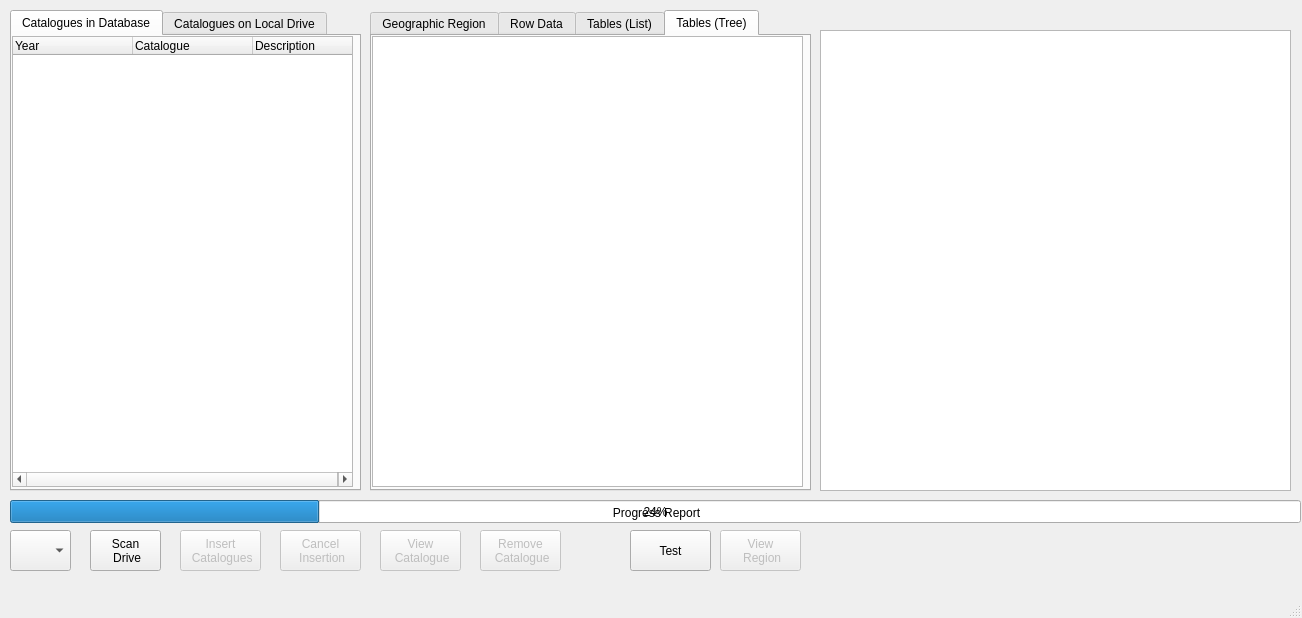
Qt form mainwindow.ui (JBs197/SCDA-Explorer) before a commit.
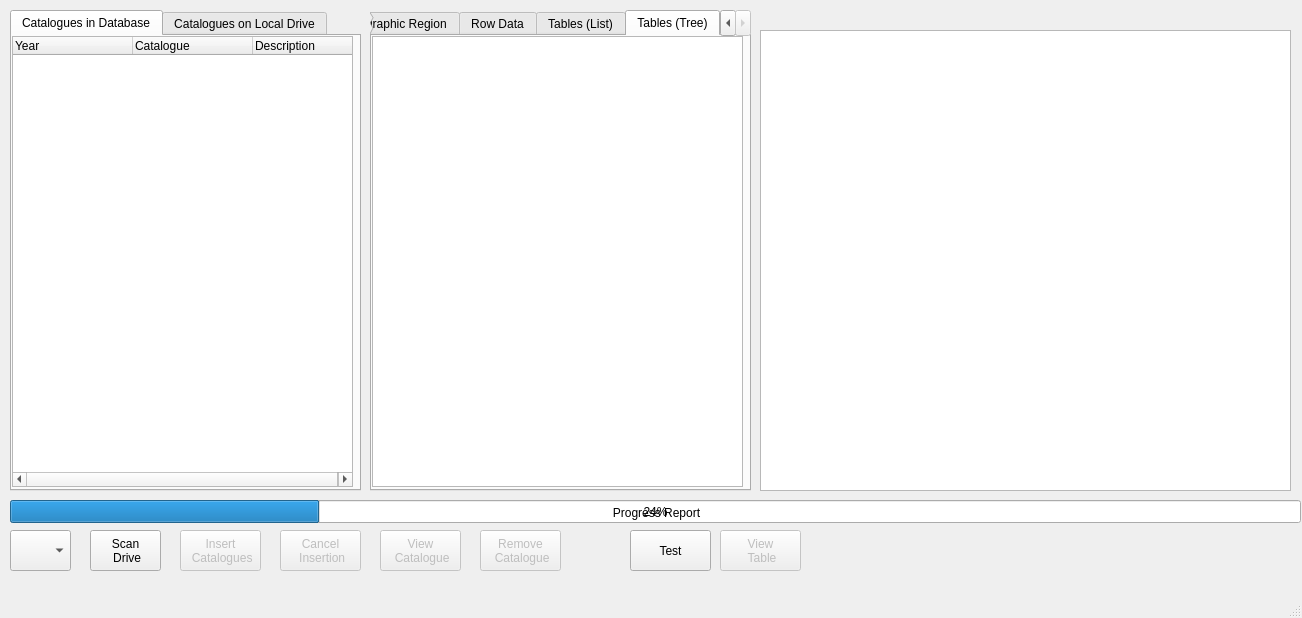
The same form after that commit. The open tabs and pages were chosen to show the change.

The edit to the form file:
```diff
--- a/mainwindow.ui
+++ b/mainwindow.ui
@@ -102,7 +102,7 @@
      <rect>
       <x>370</x>
       <y>10</y>
-      <width>441</width>
+      <width>381</width>
       <height>481</height>
      </rect>
     </property>
@@ -158,15 +158,23 @@
      <attribute name="title">
       <string>Tables (Tree)</string>
      </attribute>
-     <widget class="QTreeView" name="tV_tablesindb">
+     <widget class="QTreeWidget" name="TW_tablesindb">
       <property name="geometry">
        <rect>
         <x>0</x>
         <y>0</y>
-        <width>431</width>
+        <width>371</width>
         <height>451</height>
        </rect>
       </property>
+      <attribute name="headerVisible">
+       <bool>false</bool>
+      </attribute>
+      <column>
+       <property name="text">
+        <string notr="true">1</string>
+       </property>
+      </column>
      </widget>
     </widget>
    </widget>
@@ -310,15 +318,15 @@
     </property>
     <property name="text">
      <string>View 
- Region</string>
+ Table</string>
     </property>
    </widget>
    <widget class="QTableView" name="tV_results">
     <property name="geometry">
      <rect>
-      <x>820</x>
+      <x>760</x>
       <y>30</y>
-      <width>471</width>
+      <width>531</width>
       <height>461</height>
      </rect>
     </property>
```
Left out of the diff: 18 changed lines with no effect on the pictures.
